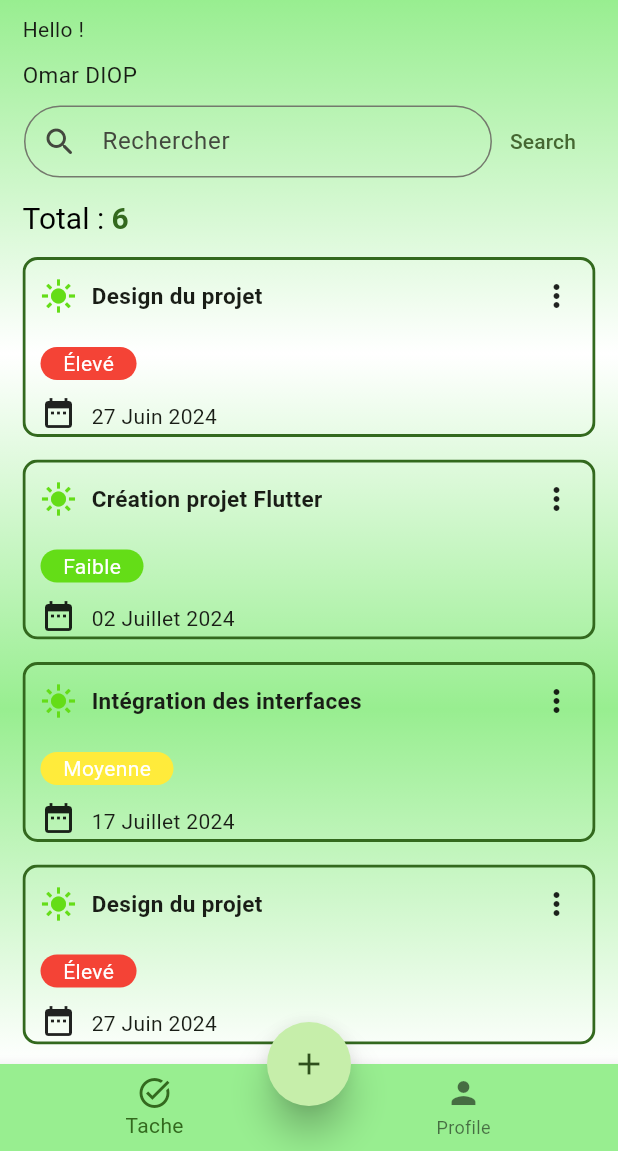
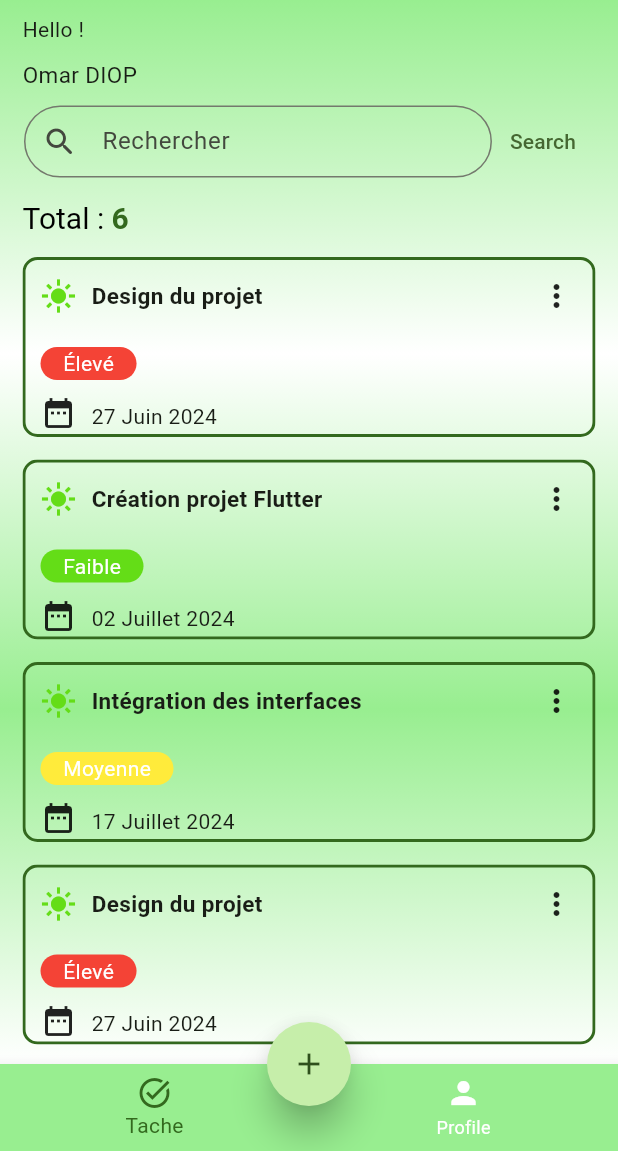
Before and after one commit to OmarDIOP0/tasker-app-force-n, a Flutter app: the screen it shows after launch, on a phone screen of 412 x 824 dp, the part 85-1236 px from its top. Run offline on Flutter 3.47's test engine with Material 3 defaults, Android fonts, the light colour scheme and no system bars.

Commit message:
Couleur du bouton de navigation

```diff
--- a/lib/screen/accueil/accueil_page.dart
+++ b/lib/screen/accueil/accueil_page.dart
@@ -191,6 +191,12 @@ class _AccueilPageState extends State<AccueilPage> {
         ),
       ),
       drawer: Drawer(
+        shape: const RoundedRectangleBorder(
+          borderRadius: BorderRadius.only(
+            topRight: Radius.circular(0),
+            topLeft: Radius.circular(0)
+          )
+        ),
         backgroundColor: verylightgreenColor,
         width: 220,
         child: ListView(
--- a/lib/screen/home/home_page.dart
+++ b/lib/screen/home/home_page.dart
@@ -32,6 +32,7 @@ class _HomePageState extends State<HomePage> {
       floatingActionButtonLocation: FloatingActionButtonLocation.centerDocked,
       body: _childreenPage[_currentIndex],
       bottomNavigationBar:BottomNavigationBar(
+            unselectedItemColor: Colors.white,
             selectedItemColor: deepgreenColor,
             backgroundColor: verylightgreenColor,
             currentIndex: _currentIndex,
```
Lines whose indentation alone changed are shown as unchanged.
